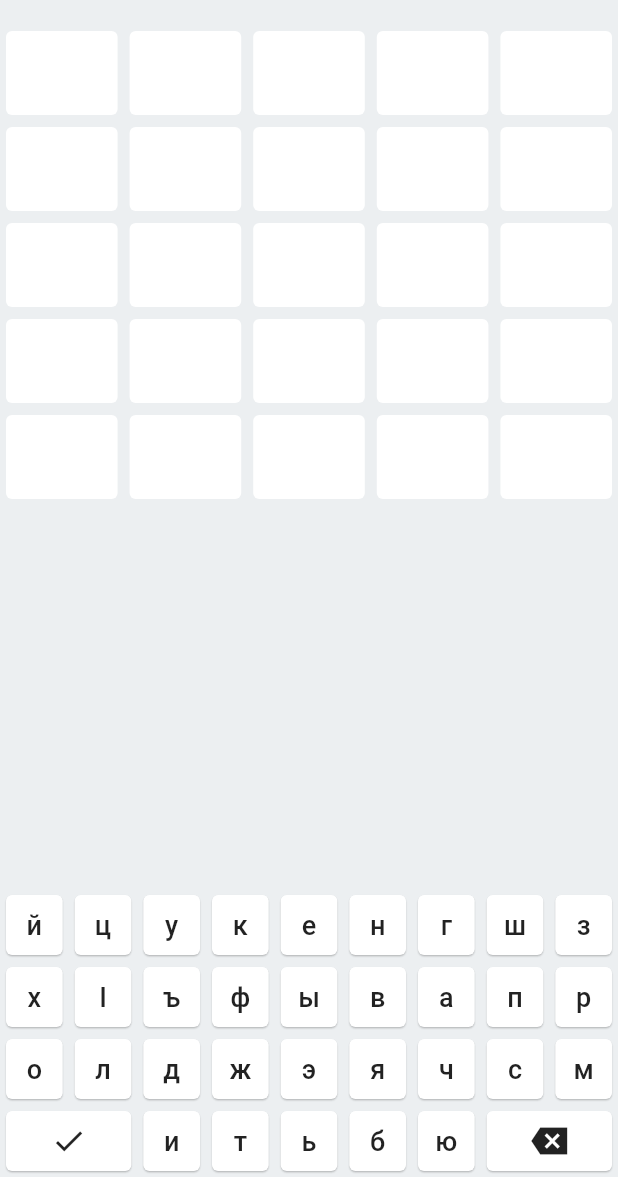
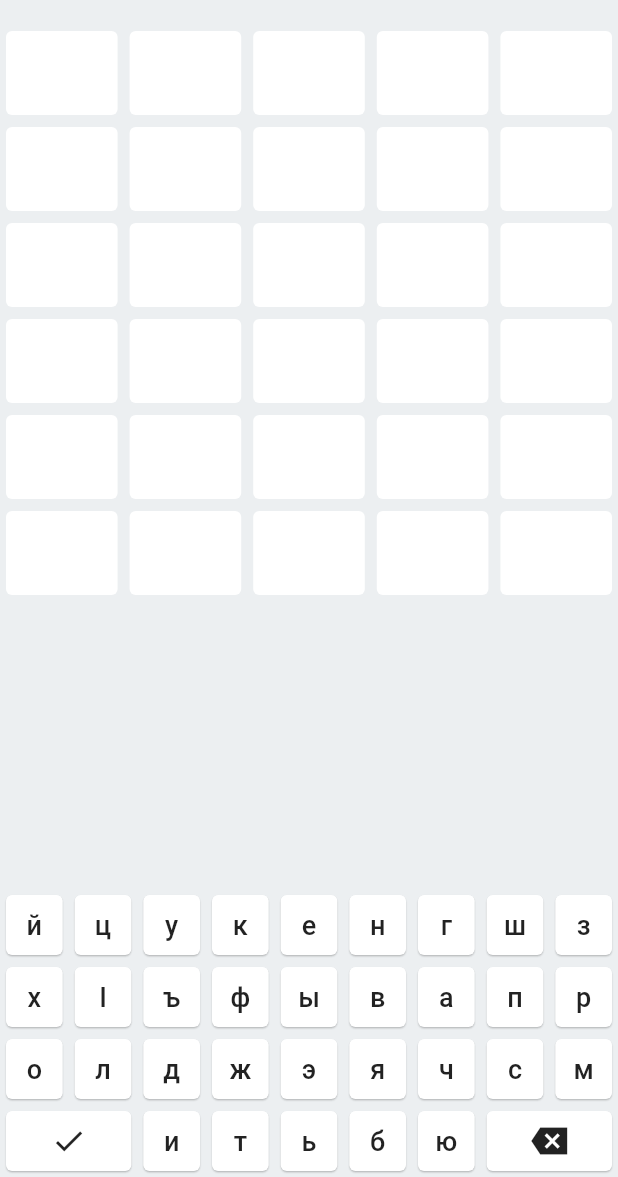
Before and after one commit to raxysstudios/mecel, a Flutter app: the screen it shows after launch, on a phone screen of 412 x 824 dp, the part 59-1236 px from its top. Run offline on Flutter 3.47's test engine with Material 2 defaults, Android fonts, the phone set to English and light mode, and no system bars; our stand-ins replace google_fonts.

```diff
--- a/lib/config/keyboard_layouts.dart
+++ /dev/null
@@ -1,6 +0,0 @@
-const lezgiRows = [
-  'йцукенгшз',
-  'хӏъфывапр',
-  'олджэячсм',
-  'итьбю',
-];
--- a/lib/main.dart
+++ b/lib/main.dart
@@ -1,8 +1,8 @@
 import 'package:flutter/material.dart';
 import 'package:wordle/config/dark_theme.dart';
-import 'package:wordle/config/keyboard_layouts.dart';
 import 'package:wordle/config/light_theme.dart';
 import 'package:wordle/modules/play/screens/play.dart';
+import 'package:wordle/store.dart';
 
 import 'modules/home/screens/splash.dart';
 
@@ -26,10 +26,10 @@ class App extends StatelessWidget {
         onLoaded: (context) => Navigator.pushReplacement<void, void>(
           context,
           MaterialPageRoute(
-            builder: (context) => const PlayScreen(
-              layoutStrings: lezgiRows,
-              word: 'лезги',
-              maxAttempts: 5,
+            builder: (context) => PlayScreen(
+              layoutStrings: lezgi.layout,
+              word: getRandomWord(lezgi.words),
+              maxAttempts: 6,
             ),
           ),
         ),
--- /dev/null
+++ b/lib/shared/models/language.dart
@@ -0,0 +1,13 @@
+class Language {
+  const Language({
+    required this.name,
+    this.flag,
+    required this.words,
+    required this.layout,
+  });
+
+  final String name;
+  final String? flag;
+  final List<String> words;
+  final List<String> layout;
+}
--- /dev/null
+++ b/lib/store.dart
@@ -0,0 +1,44 @@
+import 'package:wordle/shared/models/language.dart';
+
+const lezgi = Language(
+  name: 'lezgi',
+  words: [
+    'сувар',
+    'кӏиви',
+    'мекьи',
+    'юцӏак',
+    'бицӏи',
+    'аскӏа',
+    'михьи',
+    'кӏани',
+    'цӏийи',
+    'лахъу',
+    'кӏуьд',
+    'йифен',
+    'салан',
+    'чирун',
+    'кӏили',
+    'кьуьд',
+    'гугун',
+    'артух',
+    'жуван',
+    'запун',
+    'ругул',
+    'ягъун',
+    'кутӏа',
+    'кьулу',
+  ],
+  layout: [
+    'йцукенгшз',
+    'хӏъфывапр',
+    'олджэячсм',
+    'итьбю',
+  ],
+);
+
+String getRandomWord(List<String> words) {
+  final orig = DateTime(1917, 5, 1);
+  final diff = DateTime.now().difference(orig);
+  final i = diff.inDays % words.length;
+  return words[i];
+}
```
